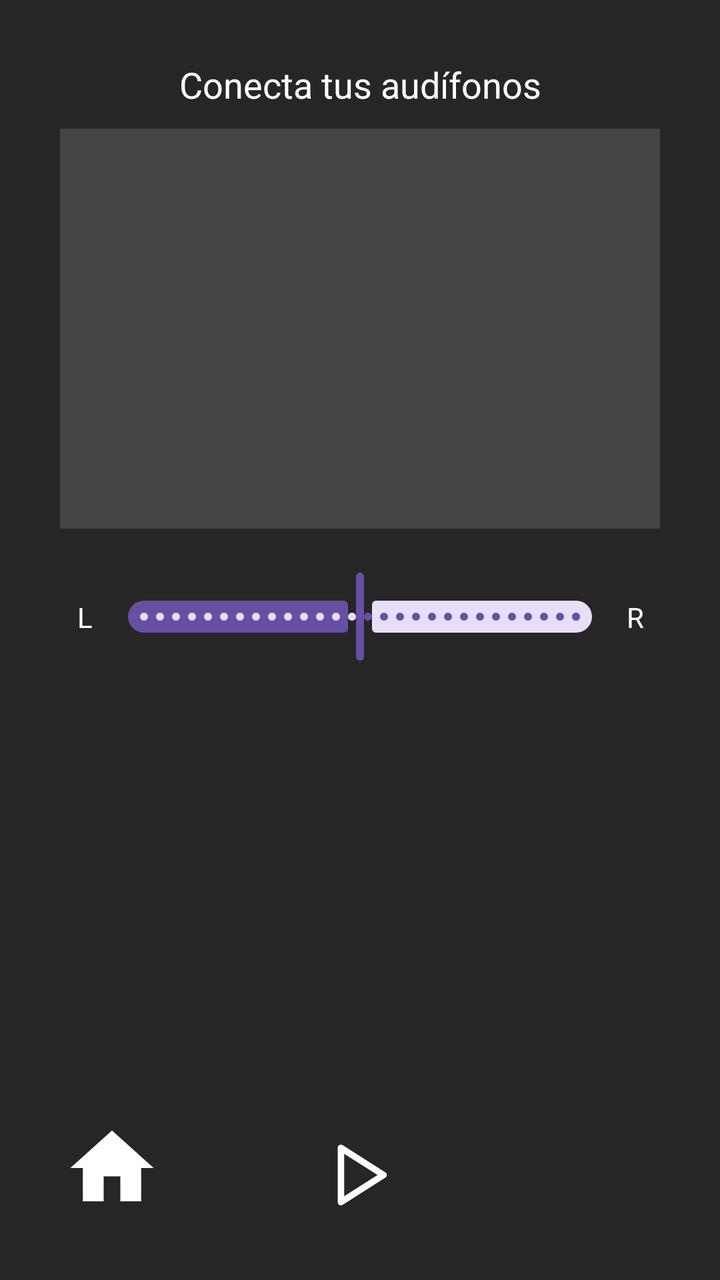
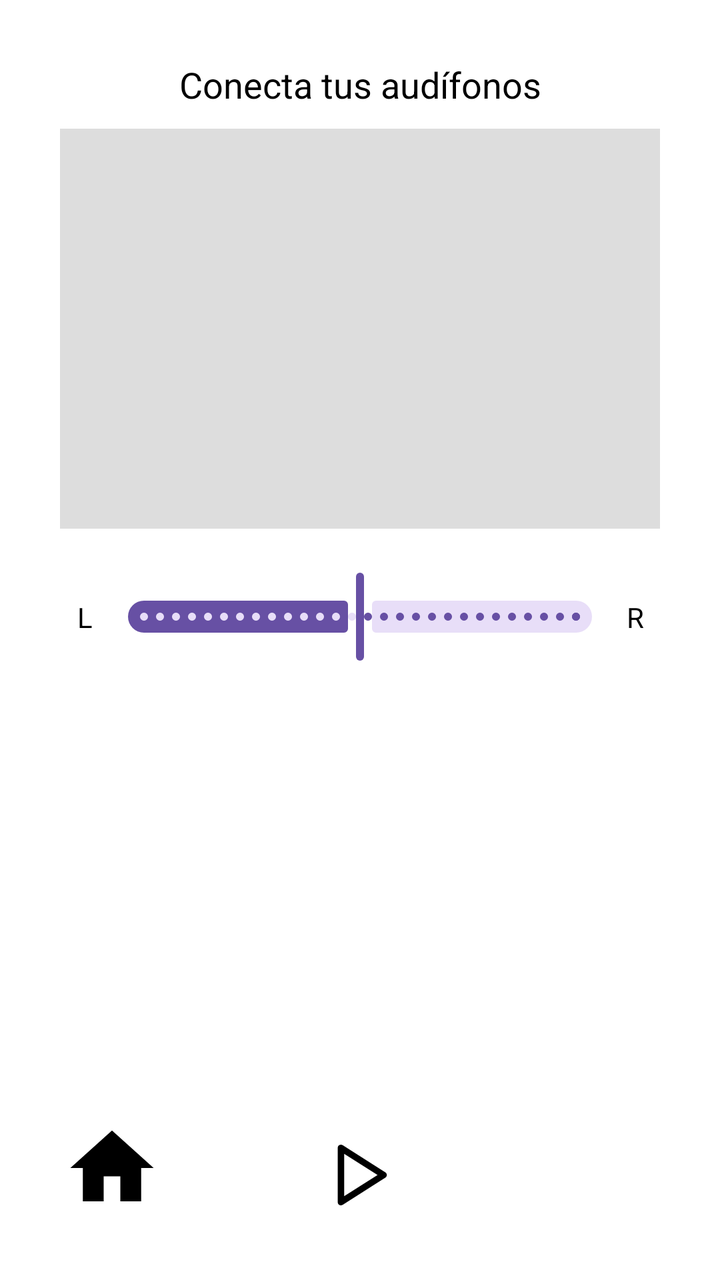

An Android layout rendered at two revisions. The XML below is the earlier revision; the diff shows what the commit changed to produce the second picture.
<!-- AndroidManifest.xml: application theme Theme.DemoUniversum -->
<!-- res/layout/activity_app1.xml -->
<?xml version="1.0" encoding="utf-8"?>
<androidx.constraintlayout.widget.ConstraintLayout xmlns:android="http://schemas.android.com/apk/res/android"
    xmlns:app="http://schemas.android.com/apk/res-auto"
    xmlns:tools="http://schemas.android.com/tools"
    android:id="@+id/app1"
    android:layout_width="match_parent"
    android:layout_height="match_parent"
    android:background="#262626"
    android:padding="10dp"
    tools:context=".App1">

    
    <TextView
        android:id="@+id/statusTextView"
        android:layout_width="wrap_content"
        android:layout_height="wrap_content"
        android:layout_marginTop="20dp"
        android:text="Conecta tus audífonos"
        android:textColor="@android:color/white"
        android:textSize="18sp"
        app:layout_constraintEnd_toEndOf="parent"
        app:layout_constraintStart_toStartOf="parent"
        app:layout_constraintTop_toTopOf="parent" />

    
    <View
        android:id="@+id/visualizerView"
        android:layout_width="0dp"
        android:layout_height="200dp"
        android:layout_marginStart="20dp"
        android:layout_marginTop="10dp"
        android:layout_marginEnd="20dp"
        android:background="#444"
        app:layout_constraintEnd_toEndOf="parent"
        app:layout_constraintStart_toStartOf="parent"
        app:layout_constraintTop_toBottomOf="@id/statusTextView" />

    
    <TextView
        android:id="@+id/label_L"
        android:layout_width="wrap_content"
        android:layout_height="wrap_content"
        android:text="L"
        android:textColor="@android:color/white"
        android:layout_marginStart="25dp"
        app:layout_constraintBottom_toBottomOf="@+id/balanceSlider"
        app:layout_constraintEnd_toStartOf="@+id/balanceSlider"
        app:layout_constraintStart_toStartOf="parent"
        app:layout_constraintTop_toTopOf="@+id/balanceSlider" />

    <TextView
        android:id="@+id/label_R"
        android:layout_width="wrap_content"
        android:layout_height="wrap_content"
        android:text="R"
        android:textColor="@android:color/white"
        android:layout_marginEnd="25dp"
        app:layout_constraintBottom_toBottomOf="@+id/balanceSlider"
        app:layout_constraintEnd_toEndOf="parent"
        app:layout_constraintStart_toEndOf="@+id/balanceSlider"
        app:layout_constraintTop_toTopOf="@+id/balanceSlider" />

    <com.google.android.material.slider.Slider
        android:id="@+id/balanceSlider"
        android:layout_width="0dp"
        android:layout_height="wrap_content"
        android:layout_marginStart="40dp"
        android:layout_marginTop="20dp"
        android:layout_marginEnd="40dp"
        android:stepSize="1.0"
        android:value="50.0"
        android:valueFrom="0.0"
        android:valueTo="100.0"
        app:layout_constraintEnd_toEndOf="parent"
        app:layout_constraintStart_toStartOf="parent"
        app:layout_constraintTop_toBottomOf="@id/visualizerView" />

    
    <ImageButton
        android:id="@+id/playPauseButton"
        android:layout_width="55dp"
        android:layout_height="55dp"
        android:background="?attr/selectableItemBackgroundBorderless"
        android:contentDescription="Reproducir o pausar"
        android:padding="12dp"
        android:layout_marginBottom="15dp"
        android:scaleType="fitCenter"
        android:src="@drawable/ic_play"
        app:layout_constraintBottom_toBottomOf="parent"
        app:layout_constraintEnd_toEndOf="parent"
        app:layout_constraintStart_toStartOf="parent"
        app:tint="@android:color/white" />

    <ImageButton
        android:id="@+id/button_home"
        android:layout_width="60dp"
        android:layout_height="60dp"
        android:layout_marginStart="16dp"
        android:layout_marginBottom="16dp"
        android:background="?attr/selectableItemBackgroundBorderless"
        android:contentDescription="Volver al inicio"
        android:padding="5dp"
        android:src="@drawable/home"
        android:scaleType="fitCenter"
        app:tint="@android:color/white"
        app:layout_constraintBottom_toBottomOf="parent"
        app:layout_constraintStart_toStartOf="parent" />

</androidx.constraintlayout.widget.ConstraintLayout>
<!-- resources referenced by this layout -->
<resources>
  <!-- drawable home (drawable) -->
  <vector xmlns:android="http://schemas.android.com/apk/res/android" android:height="160dp" android:tint="#000000" android:viewportHeight="24" android:viewportWidth="24" android:width="160dp">
        
      <path android:fillColor="@android:color/white" android:pathData="M10,20v-6h4v6h5v-8h3L12,3 2,12h3v8z"/>
      
  </vector>
  <!-- drawable ic_play (drawable) -->
  <vector xmlns:android="http://schemas.android.com/apk/res/android"
      android:width="144dp"
      android:height="144dp"
      android:viewportWidth="144"
      android:viewportHeight="144">
    <path
        android:pathData="M27,142.5c-1.24,0 -2.48,-0.31 -3.61,-0.93 -2.4,-1.32 -3.89,-3.84 -3.89,-6.57V9c0,-2.74 1.49,-5.26 3.89,-6.57 2.4,-1.32 5.33,-1.22 7.64,0.25l99,63c2.16,1.38 3.47,3.76 3.47,6.33s-1.31,4.95 -3.47,6.33l-99,63c-1.23,0.78 -2.62,1.17 -4.03,1.17ZM34.5,22.66v98.68l77.53,-49.34L34.5,22.66Z"
        android:fillColor="#231f20"/>
  </vector>
  <style name="Theme.DemoUniversum" parent="Base.Theme.DemoUniversum" />
  <style name="Base.Theme.DemoUniversum" parent="Theme.Material3.DayNight.NoActionBar">
          
          
      </style>
</resources>

<!-- the commit's change to res/layout/activity_app1.xml (unified diff, before → after) -->
@@ -5,7 +5,7 @@
     android:id="@+id/app1"
     android:layout_width="match_parent"
     android:layout_height="match_parent"
-    android:background="#262626"
+    android:background="#FFFFFF"
     android:padding="10dp"
     tools:context=".App1">
 
@@ -16,7 +16,7 @@
         android:layout_height="wrap_content"
         android:layout_marginTop="20dp"
         android:text="Conecta tus audífonos"
-        android:textColor="@android:color/white"
+        android:textColor="@android:color/black"
         android:textSize="18sp"
         app:layout_constraintEnd_toEndOf="parent"
         app:layout_constraintStart_toStartOf="parent"
@@ -30,7 +30,7 @@
         android:layout_marginStart="20dp"
         android:layout_marginTop="10dp"
         android:layout_marginEnd="20dp"
-        android:background="#444"
+        android:background="#DDDDDD"
         app:layout_constraintEnd_toEndOf="parent"
         app:layout_constraintStart_toStartOf="parent"
         app:layout_constraintTop_toBottomOf="@id/statusTextView" />
@@ -41,7 +41,7 @@
         android:layout_width="wrap_content"
         android:layout_height="wrap_content"
         android:text="L"
-        android:textColor="@android:color/white"
+        android:textColor="@android:color/black"
         android:layout_marginStart="25dp"
         app:layout_constraintBottom_toBottomOf="@+id/balanceSlider"
         app:layout_constraintEnd_toStartOf="@+id/balanceSlider"
@@ -53,7 +53,7 @@
         android:layout_width="wrap_content"
         android:layout_height="wrap_content"
         android:text="R"
-        android:textColor="@android:color/white"
+        android:textColor="@android:color/black"
         android:layout_marginEnd="25dp"
         app:layout_constraintBottom_toBottomOf="@+id/balanceSlider"
         app:layout_constraintEnd_toEndOf="parent"
@@ -89,7 +89,7 @@
         app:layout_constraintBottom_toBottomOf="parent"
         app:layout_constraintEnd_toEndOf="parent"
         app:layout_constraintStart_toStartOf="parent"
-        app:tint="@android:color/white" />
+        app:tint="@android:color/black" />
 
     <ImageButton
         android:id="@+id/button_home"
@@ -102,7 +102,7 @@
         android:padding="5dp"
         android:src="@drawable/home"
         android:scaleType="fitCenter"
-        app:tint="@android:color/white"
+        app:tint="@android:color/black"
         app:layout_constraintBottom_toBottomOf="parent"
         app:layout_constraintStart_toStartOf="parent" />
 
<!-- resource entries referenced after the edit -->
@@ -17,7 +17,7 @@
         android:fillColor="#231f20"/>
   </vector>
   <style name="Theme.DemoUniversum" parent="Base.Theme.DemoUniversum" />
-  <style name="Base.Theme.DemoUniversum" parent="Theme.Material3.DayNight.NoActionBar">
+  <style name="Base.Theme.DemoUniversum" parent="Theme.Material3.Light.NoActionBar">
           
           
       </style>
